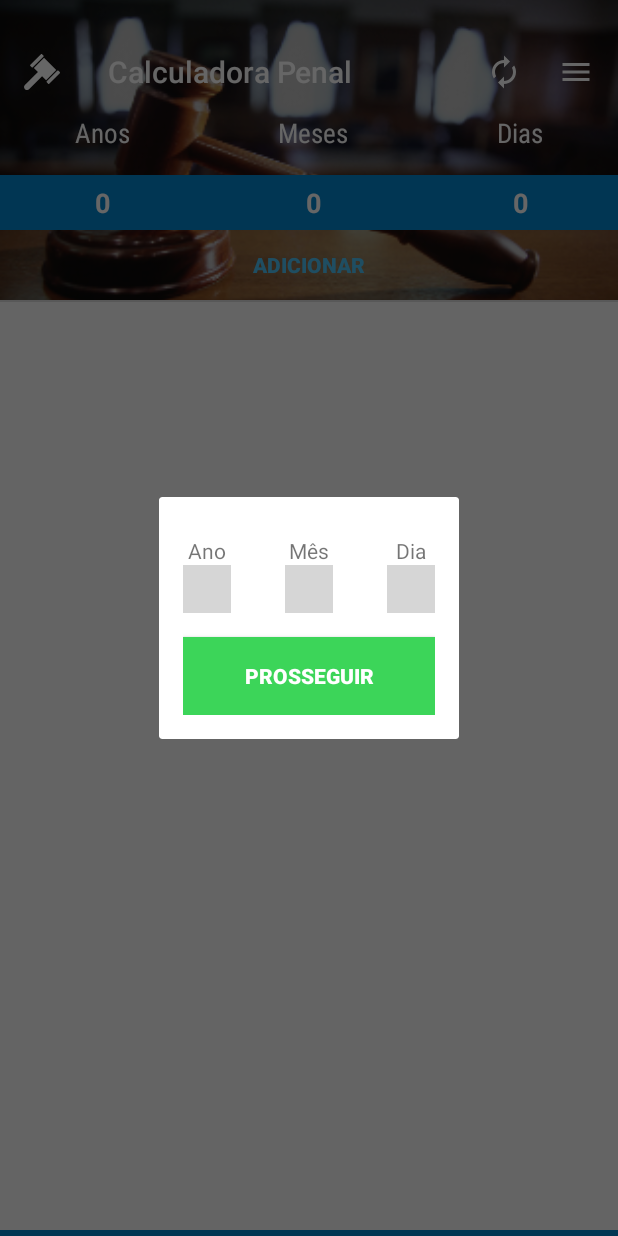
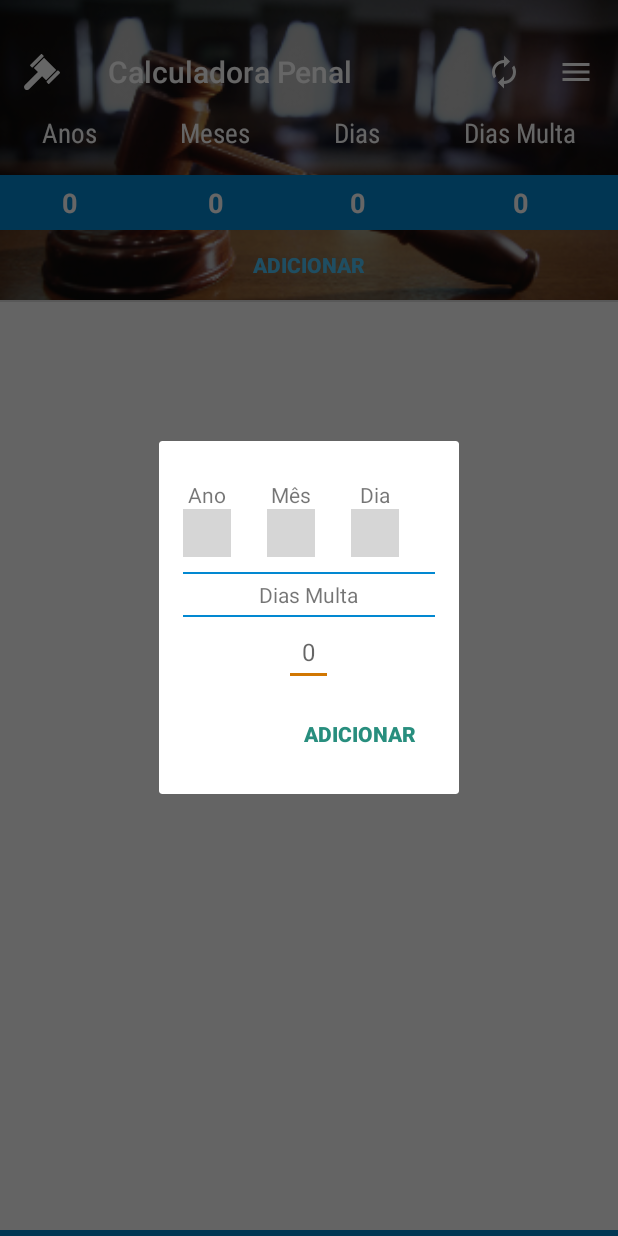
Before and after one commit to victorscn/calcpenal, an Android app: the screen it shows after launch (MainActivity), after a tap on "Anos", on a phone screen of 412 x 824 dp. Run offline under Robolectric (Android 15) with nearby library versions, the phone set to English and light mode, and no system bars; our stand-ins replace AdMob; libraries missing offline, so code that uses them is left out: com.google.android.gms, com.shawnlin.numberpicker; plain views replace NumberPicker, PublisherAdView; 9 statements that could not run were skipped; grey boxes are pictures that could not be loaded.

Commit message:
fixed dias multa

```diff
--- a/app/src/main/java/com/example/android/calculadorapenal/MainActivity.java
+++ b/app/src/main/java/com/example/android/calculadorapenal/MainActivity.java
@@ -14,6 +14,7 @@ import android.view.ViewTreeObserver;
 import android.widget.AdapterView;
 import android.widget.ArrayAdapter;
 import android.widget.Button;
+import android.widget.EditText;
 import android.widget.ImageView;
 import android.widget.LinearLayout;
 import android.widget.ListView;
@@ -36,7 +37,7 @@ public class MainActivity extends AppCompatActivity {
     TextView computeButton;
 
     private static final String DEFAULT_IS_SUM_VALUE = "+";
-    private static Sentence sentence = new Sentence(0, 0, 0);
+    private static Sentence sentence = new Sentence(0, 0, 0, 0);
 
     @Override
     protected void onCreate(Bundle savedInstanceState) {
@@ -57,6 +58,7 @@ public class MainActivity extends AppCompatActivity {
         final TextView yearSentenceText = (TextView) findViewById(R.id.year_sentence_main);
         final TextView monthSentenceText = (TextView) findViewById(R.id.month_sentence_main);
         final TextView daySentenceText = (TextView) findViewById(R.id.day_sentence_main);
+        final TextView daysFSentenceText = (TextView) findViewById(R.id.days_fine_sentence_main);
 
         //Initializing result textbox
         final TextView resultSentence = (TextView) findViewById(R.id.result);
@@ -87,7 +89,8 @@ public class MainActivity extends AppCompatActivity {
         sentenceLayout.setOnClickListener(new View.OnClickListener() {
             @Override
             public void onClick(View view) {
-                showSentenceDialog(yearSentenceText, monthSentenceText, daySentenceText);
+                showSentenceDialog(yearSentenceText, monthSentenceText, daySentenceText,
+                        daysFSentenceText);
             }
         });
 
@@ -213,8 +216,8 @@ public class MainActivity extends AppCompatActivity {
                 lastPos - 1, sumList.getAdapter().getItemId(lastPos - 1));
     }
 
-    public void setMainSentence(int year, int month, int day) {
-        sentence = new Sentence(year, month, day);
+    public void setMainSentence(int year, int month, int day, int daysFine) {
+        sentence = new Sentence(year, month, day, daysFine);
     }
 
 
@@ -236,7 +239,8 @@ public class MainActivity extends AppCompatActivity {
     /*Method that opens the sentence dialog tho choose a number*/
     public void showSentenceDialog(final TextView yearSentenceText,
                                    final TextView monthSentenceText,
-                                   final TextView daySentenceText) {
+                                   final TextView daySentenceText,
+                                   final TextView daysFineSentenceText) {
 
         final Dialog sentenceDialog = new Dialog(MainActivity.this);
 
@@ -249,6 +253,7 @@ public class MainActivity extends AppCompatActivity {
                 sentenceDialog.findViewById(R.id.month_sentence);
         final NumberPicker daySentence = (com.shawnlin.numberpicker.NumberPicker)
                 sentenceDialog.findViewById(R.id.day_sentence);
+        final EditText daysFine = (EditText) sentenceDialog.findViewById(R.id.days_fine_sentence);
 
         yearSentence.setValue(sentence.getYear());
         monthSentence.setValue(sentence.getMonth());
@@ -263,11 +268,13 @@ public class MainActivity extends AppCompatActivity {
             public void onClick(View view) {
 
 
-                setMainSentence(yearSentence.getValue(), monthSentence.getValue(), daySentence.getValue());
+                setMainSentence(yearSentence.getValue(), monthSentence.getValue(),
+                        daySentence.getValue(), Integer.parseInt(daysFine.getText().toString()));
 
                 yearSentenceText.setText(String.valueOf(sentence.getYear()));
                 monthSentenceText.setText(String.valueOf(sentence.getMonth()));
                 daySentenceText.setText(String.valueOf(sentence.getDay()));
+                daysFineSentenceText.setText(String.valueOf(sentence.getdaysFine()));
 
                 if (operations.size() > 0) {
 
@@ -297,19 +304,24 @@ public class MainActivity extends AppCompatActivity {
     /*Calculates the result sentence, does not check if sentence is null*/
     private String finalSentence() {
         int daysOfSentence = sentence.getDaysOfSentence();
+        int daysFine = sentence.getdaysFine();
         int position;
+        double fraction = 0.0;
         Operation currentOperation;
 
         if (sentence != null)
             for (position = 0; position != operations.size(); position++) {
                 currentOperation = operations.get(position);
                 if (currentOperation.getIsSum().equals("+"))
-                    daysOfSentence += currentOperation.getDaysOfSentence();
-                else daysOfSentence -= currentOperation.getDaysOfSentence();
+                    fraction += ((double) currentOperation.getNumerator() / currentOperation.getDenominator());
+                else
+                    fraction -= ((double) currentOperation.getNumerator() / currentOperation.getDenominator());
             }
-
+        daysOfSentence = (int) (fraction * daysOfSentence) + daysOfSentence;
+        //Result sentence
         Sentence finalSentence = new Sentence(daysOfSentence);
-
+        daysFine = (int) (fraction * daysFine) + daysFine;
+        finalSentence.setDaysFine(daysFine);
 
         return finalSentence.writeSentence();
 
@@ -321,12 +333,14 @@ public class MainActivity extends AppCompatActivity {
         TextView yearSentenceText = (TextView) findViewById(R.id.year_sentence_main);
         TextView monthSentenceText = (TextView) findViewById(R.id.month_sentence_main);
         TextView daySentenceText = (TextView) findViewById(R.id.day_sentence_main);
+        TextView daysFineText = (TextView) findViewById(R.id.days_fine_sentence_main);
         result.setVisibility(GONE);
-        sentence = new Sentence(0, 0, 0);
+        sentence = new Sentence(0, 0, 0, 0);
 
         yearSentenceText.setText("0");
         monthSentenceText.setText("0");
         daySentenceText.setText("0");
+        daysFineText.setText("0");
         adapter.notifyDataSetChanged();
         computeButton.setVisibility(GONE);
 
@@ -374,11 +388,12 @@ public class MainActivity extends AppCompatActivity {
         return BitmapFactory.decodeResource(res, resId, options);
     }
 
-    public void showPopup(View v){
-        PopupMenu popup = new PopupMenu(this,v);
+    public void showPopup(View v) {
+        PopupMenu popup = new PopupMenu(this, v);
         MenuInflater inflater = popup.getMenuInflater();
         inflater.inflate(R.menu.actions, popup.getMenu());
         popup.show();
     }
 
+
 }
--- a/app/src/main/res/layout/activity_main.xml
+++ b/app/src/main/res/layout/activity_main.xml
@@ -159,6 +159,32 @@
                             android:id="@+id/day_sentence_main"
                             style="@style/sentence_number"
                             android:text="0" />
+
+                    </FrameLayout>
+
+
+                </LinearLayout>
+
+                <LinearLayout
+                    android:layout_width="wrap_content"
+                    android:layout_height="wrap_content"
+                    android:layout_weight="1"
+                    android:orientation="vertical">
+
+                    <TextView
+                        style="@style/sentence_title"
+                        android:text="@string/days_fine_main" />
+
+                    <FrameLayout
+                        android:layout_width="match_parent"
+                        android:layout_height="match_parent"
+                        android:background="@color/colorPrimary">
+
+                        <TextView
+                            android:id="@+id/days_fine_sentence_main"
+                            style="@style/sentence_number"
+                            android:text="0" />
+
                     </FrameLayout>
 
 
--- a/app/src/main/res/layout/expanded_item.xml
+++ b/app/src/main/res/layout/expanded_item.xml
@@ -50,8 +50,8 @@
         android:layout_height="match_parent"
         android:layout_marginEnd="16dp"
         android:layout_marginRight="16dp"
-        android:textAppearance="?android:textAppearanceListItemSmall"
         android:id="@+id/sentence"
+        android:textSize="16sp"
         android:gravity="center_vertical"
         tools:text="4 meses e 20 dias" />
 </LinearLayout>
--- a/app/src/main/res/layout/fraction_dialog.xml
+++ b/app/src/main/res/layout/fraction_dialog.xml
@@ -62,7 +62,7 @@
                 android:layout_marginLeft="10dp"
                 app:np_dividerColor="@color/colorPrimary"
                 app:np_height="64dp"
-                app:np_max="9"
+                app:np_max="20"
                 app:np_min="1"
                 app:np_orientation="horizontal"
                 app:np_textColor="@color/colorPrimary"
--- a/app/src/main/res/layout/sentence_dialog.xml
+++ b/app/src/main/res/layout/sentence_dialog.xml
@@ -2,21 +2,9 @@
 <LinearLayout xmlns:android="http://schemas.android.com/apk/res/android"
     xmlns:app="http://schemas.android.com/apk/res-auto"
     android:layout_width="wrap_content"
-    android:layout_height="match_parent"
+    android:layout_height="wrap_content"
     android:layout_margin="16dp"
     android:orientation="vertical">
-
-<!--
-    <TextView
-        android:id="@+id/sentence_title"
-        android:layout_width="wrap_content"
-        android:layout_height="wrap_content"
-        android:layout_gravity="center"
-        android:textSize="18sp"
-        android:textStyle="bold"
-        android:text="@string/sentence_dialog_title" />
--->
-
 
     <LinearLayout
         android:layout_width="wrap_content"
@@ -26,7 +14,7 @@
         <RelativeLayout
             android:layout_width="wrap_content"
             android:layout_height="wrap_content"
-            android:layout_marginRight="36dp"
+            android:layout_marginRight="24dp"
             android:layout_marginTop="10dp">
 
             <TextView
@@ -48,13 +36,13 @@
                 app:np_orientation="vertical"
                 app:np_textColor="@color/colorPrimary"
                 app:np_textSize="16sp"
-                app:np_width="64dp" />
+                app:np_width="54dp" />
         </RelativeLayout>
 
         <RelativeLayout
             android:layout_width="wrap_content"
             android:layout_height="wrap_content"
-            android:layout_marginRight="36dp"
+            android:layout_marginRight="24dp"
             android:layout_marginTop="10dp">
 
             <TextView
@@ -76,12 +64,13 @@
                 app:np_orientation="vertical"
                 app:np_textColor="@color/colorPrimary"
                 app:np_textSize="16sp"
-                app:np_width="64dp" />
+                app:np_width="54dp" />
         </RelativeLayout>
 
         <RelativeLayout
             android:layout_width="wrap_content"
             android:layout_height="wrap_content"
+            android:layout_marginRight="24dp"
             android:layout_marginTop="10dp">
 
             <TextView
@@ -104,20 +93,60 @@
                 app:np_orientation="vertical"
                 app:np_textColor="@color/colorPrimary"
                 app:np_textSize="16sp"
-                app:np_width="64dp" />
+                app:np_width="54dp" />
         </RelativeLayout>
 
 
     </LinearLayout>
 
+
+    <LinearLayout
+        android:layout_width="match_parent"
+        android:layout_height="wrap_content"
+        android:layout_marginTop="10dp"
+        android:orientation="vertical">
+        <View
+            android:layout_width="match_parent"
+            android:layout_height="1dp"
+            android:layout_marginBottom="4dp"
+            android:background="@color/colorPrimary"/>
+        <TextView
+            android:id="@+id/title_days_fine"
+            android:layout_width="wrap_content"
+            android:layout_height="wrap_content"
+            android:layout_gravity="center"
+            android:text="@string/days_fine_main" />
+        <View
+            android:layout_width="match_parent"
+            android:layout_height="1dp"
+            android:layout_marginTop="4dp"
+            android:background="@color/colorPrimary"/>
+
+        <EditText
+            android:padding="12dp"
+            android:id="@+id/days_fine_sentence"
+            android:layout_width="wrap_content"
+            android:layout_height="0dp"
+            android:layout_gravity="center"
+            android:layout_weight="1"
+            android:hint="@string/days_fine_hint"
+            android:inputType="number"
+            android:textColor="@color/colorPrimary"
+            android:textSize="16sp"
+            android:maxLength="3"/>
+
+
+    </LinearLayout>
+
     <Button
-        android:layout_width="match_parent"
-        android:layout_height="52dp"
-        android:layout_marginTop="16dp"
         android:id="@+id/sentence_button"
+        android:layout_gravity="end"
+        android:padding="12dp"
+        android:layout_width="wrap_content"
+        android:layout_height="wrap_content"
+        android:layout_marginTop="8dp"
+        android:background="@null"
         android:text="@string/sentence_button_text"
-        android:background="@color/greenSpot"
-        android:textColor="@color/white"
-        android:textStyle="bold"
-        />
+        android:textColor="@color/button_blue"
+        android:textStyle="bold" />
 </LinearLayout>
--- a/app/src/main/res/values/strings.xml
+++ b/app/src/main/res/values/strings.xml
@@ -4,6 +4,7 @@
     <string name="year_main">Anos</string>
     <string name="month_main">Meses</string>
     <string name="day_main">Dias</string>
+    <string name="days_fine_main">Dias Multa</string>
     <string name="main_button_add">Adicionar</string>
     <string name="clear_button">Limpar pena</string>
     <string name="app_logo">App Logo on the toolbar</string>
@@ -18,7 +19,7 @@
     <string name="year_text">Ano</string>
     <string name="month_text">Mês</string>
     <string name="day_text">Dia</string>
-    <string name="sentence_button_text">Prosseguir</string>
+    <string name="sentence_button_text">Adicionar</string>
 
     <string name="remove_dialog_message">Deseja remover operação?</string>
     <string name="remove_dialog_ok">Sim</string>
@@ -27,6 +28,8 @@
     <string name="menu_about">Sobre</string>
     <string name="menu_rate">Nos Avalie</string>
     <string name="menu_donation">Doação / No Ads</string>
+
+    <string name="days_fine_hint">0</string>
 
     <string name="toast_add_sentence">Defina a pena inicial</string>
 
```
Also changed, not shown: app/src/main/java/com/example/android/calculadorapenal/Sentence.java (+61 -18 lines).
